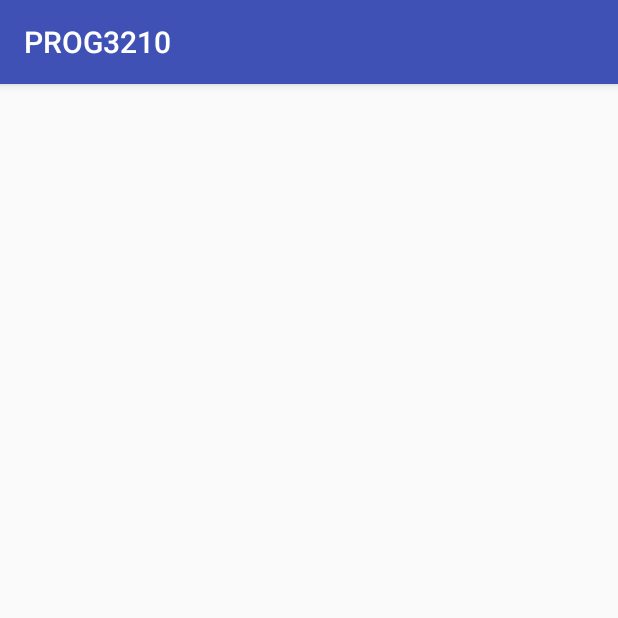
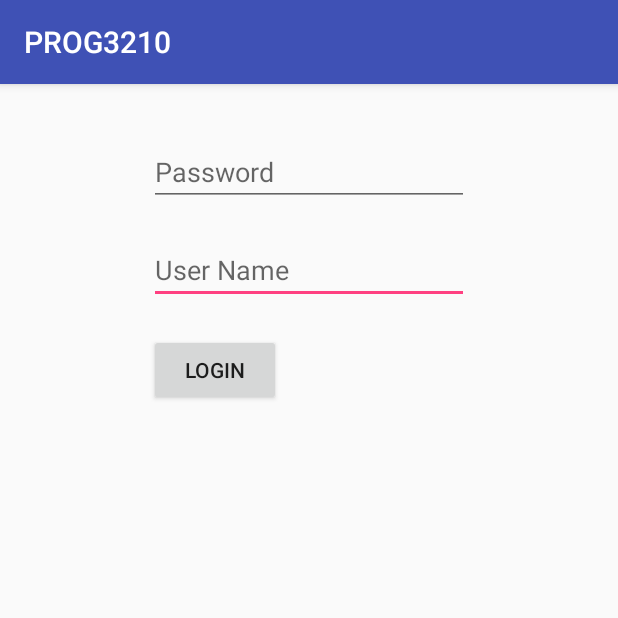
Before and after one commit to dougEpp/PROG3210, an Android app: the screen it shows after launch (LoginActivity), on a phone screen of 412 x 824 dp, the top half of it. Run offline under Robolectric (Android 15) with nearby library versions, the phone set to English and light mode, and no system bars.

Commit message:
Added navigation between login activity and main activity

```diff
--- a/app/src/main/java/com/example/depp1715/prog3210/LoginActivity.java
+++ b/app/src/main/java/com/example/depp1715/prog3210/LoginActivity.java
@@ -1,13 +1,34 @@
 package com.example.depp1715.prog3210;
 
+import android.content.Intent;
 import android.support.v7.app.AppCompatActivity;
 import android.os.Bundle;
+import android.view.View;
+import android.widget.Button;
+import android.widget.EditText;
 
-public class LoginActivity extends AppCompatActivity {
+public class LoginActivity extends AppCompatActivity implements View.OnClickListener {
+    private EditText txtUserName;
+    private EditText txtPassword;
+    private Button btnSubmit;
 
     @Override
     protected void onCreate(Bundle savedInstanceState) {
         super.onCreate(savedInstanceState);
         setContentView(R.layout.activity_login);
+
+        txtUserName = (EditText) findViewById(R.id.txtUserName);
+        txtPassword = (EditText) findViewById(R.id.txtPassword);
+        btnSubmit = (Button) findViewById(R.id.btnSubmit);
+
+        btnSubmit.setOnClickListener(this);
+    }
+
+    @Override
+    public void onClick(View view) {
+        Intent mainActivityIntent = new Intent(this, MainActivity.class);
+
+        startActivity(mainActivityIntent);
+        this.finish();
     }
 }
--- a/app/src/main/res/layout/activity_login.xml
+++ b/app/src/main/res/layout/activity_login.xml
@@ -1,9 +1,48 @@
 <?xml version="1.0" encoding="utf-8"?>
-<android.support.constraint.ConstraintLayout xmlns:android="http://schemas.android.com/apk/res/android"
+<RelativeLayout xmlns:android="http://schemas.android.com/apk/res/android"
     xmlns:app="http://schemas.android.com/apk/res-auto"
     xmlns:tools="http://schemas.android.com/tools"
     android:layout_width="match_parent"
     android:layout_height="match_parent"
     tools:context="com.example.depp1715.prog3210.LoginActivity">
 
-</android.support.constraint.ConstraintLayout>
+
+    <EditText
+        android:id="@+id/txtUserName"
+        android:layout_width="wrap_content"
+        android:layout_height="wrap_content"
+        android:ems="10"
+        android:hint="@string/user_name"
+        android:inputType="textPersonName"
+        tools:layout_editor_absoluteX="84dp"
+        tools:layout_editor_absoluteY="64dp"
+        android:layout_marginTop="20dp"
+        android:layout_below="@+id/txtPassword"
+        android:layout_centerHorizontal="true" />
+
+    <EditText
+        android:id="@+id/txtPassword"
+        android:layout_width="wrap_content"
+        android:layout_height="wrap_content"
+        android:ems="10"
+        android:hint="@string/password"
+        android:inputType="textPassword"
+        tools:layout_editor_absoluteX="84dp"
+        tools:layout_editor_absoluteY="120dp"
+        android:layout_alignParentTop="true"
+        android:layout_alignLeft="@+id/txtUserName"
+        android:layout_alignStart="@+id/txtUserName"
+        android:layout_marginTop="36dp" />
+
+    <Button
+        android:id="@+id/btnSubmit"
+        android:layout_width="wrap_content"
+        android:layout_height="wrap_content"
+        android:text="@string/login"
+        tools:layout_editor_absoluteX="84dp"
+        tools:layout_editor_absoluteY="198dp"
+        android:layout_marginTop="20dp"
+        android:layout_below="@+id/txtUserName"
+        android:layout_alignLeft="@+id/txtUserName"
+        android:layout_alignStart="@+id/txtUserName" />
+</RelativeLayout>
--- a/app/src/main/res/values/strings.xml
+++ b/app/src/main/res/values/strings.xml
@@ -4,7 +4,7 @@
     <string name="title_activity_login">LoginActivity</string>
     <string name="dummy_button">Dummy Button</string>
     <string name="dummy_content">DUMMY\nCONTENT</string>
+    <string name="password">Password</string>
     <string name="user_name">User Name</string>
-    <string name="password">Password</string>
     <string name="login">Login</string>
 </resources>
```
Also changed, not shown: app/src/main/res/layout/activity_main.xml (+6 -25 lines).
